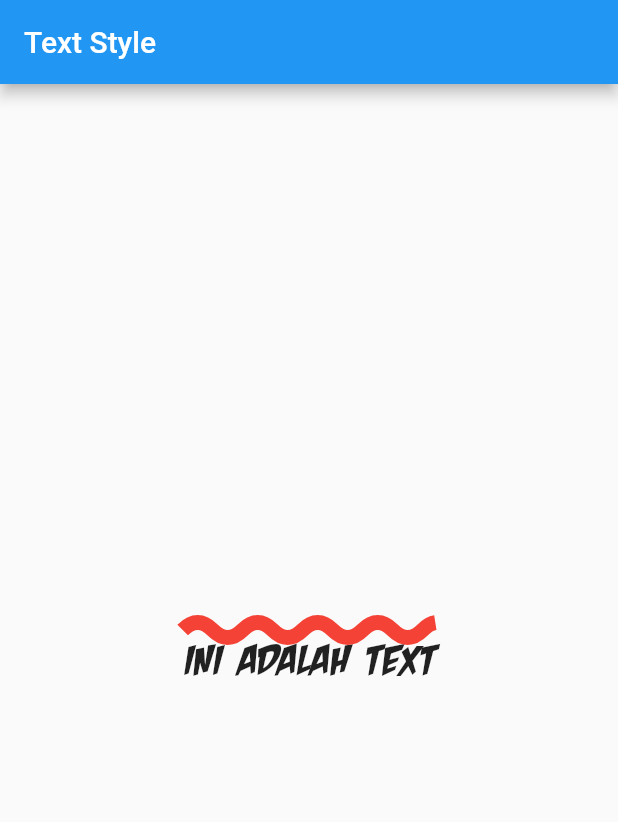
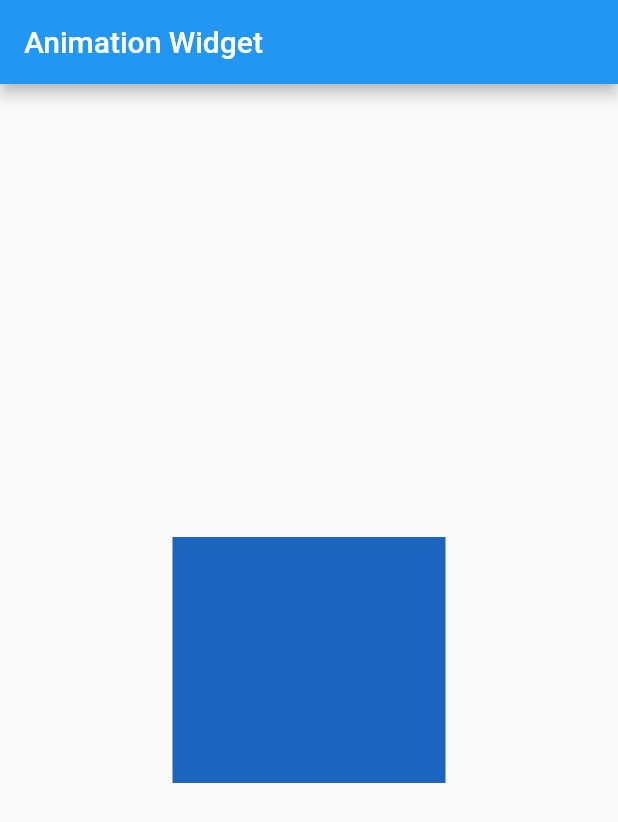
Before and after one commit to zaenury/flutter_apps, a Flutter app: the screen it shows after launch, on a phone screen of 412 x 824 dp. Shown: the top 822 px of the screen. Run offline on Flutter 3.47's test engine with Material 2 defaults, Android fonts, the phone set to English and light mode, and no system bars.

```diff
--- a/lib/main.dart
+++ b/lib/main.dart
@@ -1,7 +1,44 @@
+import 'dart:math';
+
 import 'package:flutter/material.dart';
 
 void main() {
-  runApp(new TextStyleExample());
+  runApp(new AnimationOnContainer());
+}
+
+class AnimationOnContainer extends StatefulWidget {
+  @override
+  _AnimationOnContainerState createState() => _AnimationOnContainerState();
+}
+
+class _AnimationOnContainerState extends State<AnimationOnContainer> {
+  Random random = Random(); // auto import 'dart:math';
+
+  @override
+  Widget build(BuildContext context) {
+    return MaterialApp(
+      home: Scaffold(
+        appBar: AppBar(
+          title: Text("Animation Widget"),
+        ),
+        body: Center(
+          // Pakai GestureDetector karena AnimatedContainer tidak punya event didalamnya.
+          child: GestureDetector(
+            onTap: () {
+              setState(() {}); // hanya merefresh halaman
+            },
+            child: AnimatedContainer(
+              color: Color.fromARGB(255, random.nextInt(256),
+                  random.nextInt(256), random.nextInt(256)),
+              duration: Duration(seconds: 1),
+              width: 50.0 + random.nextInt(201),
+              height: 50.0 + random.nextInt(201),
+            ),
+          ),
+        ),
+      ),
+    );
+  }
 }
 
 class TextStyleExample extends StatelessWidget {
```
